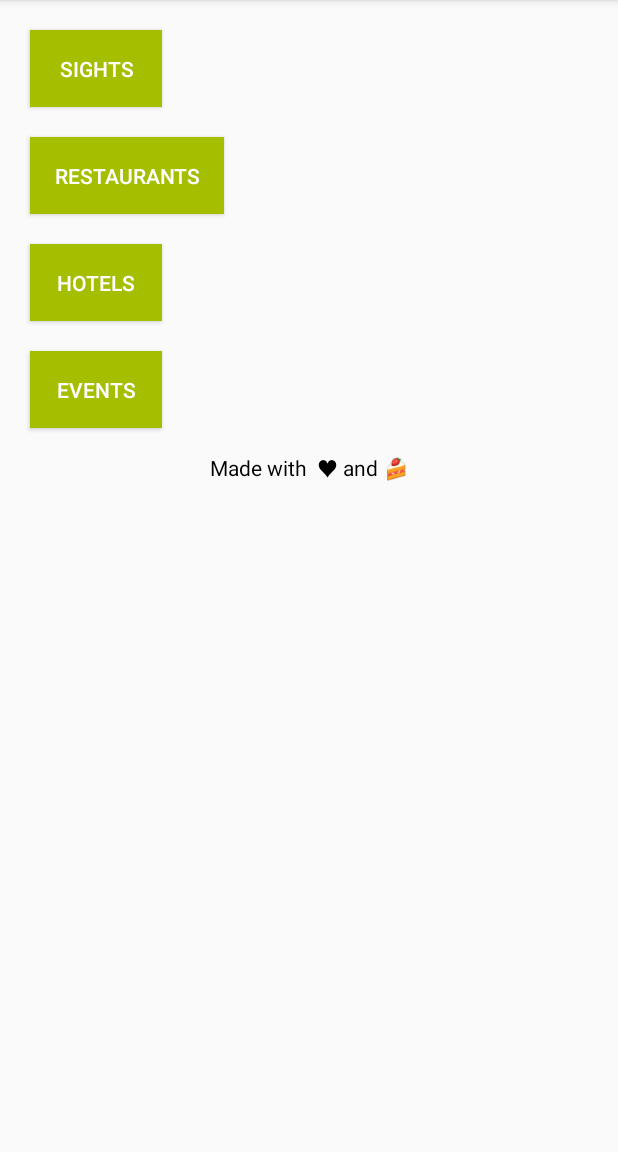
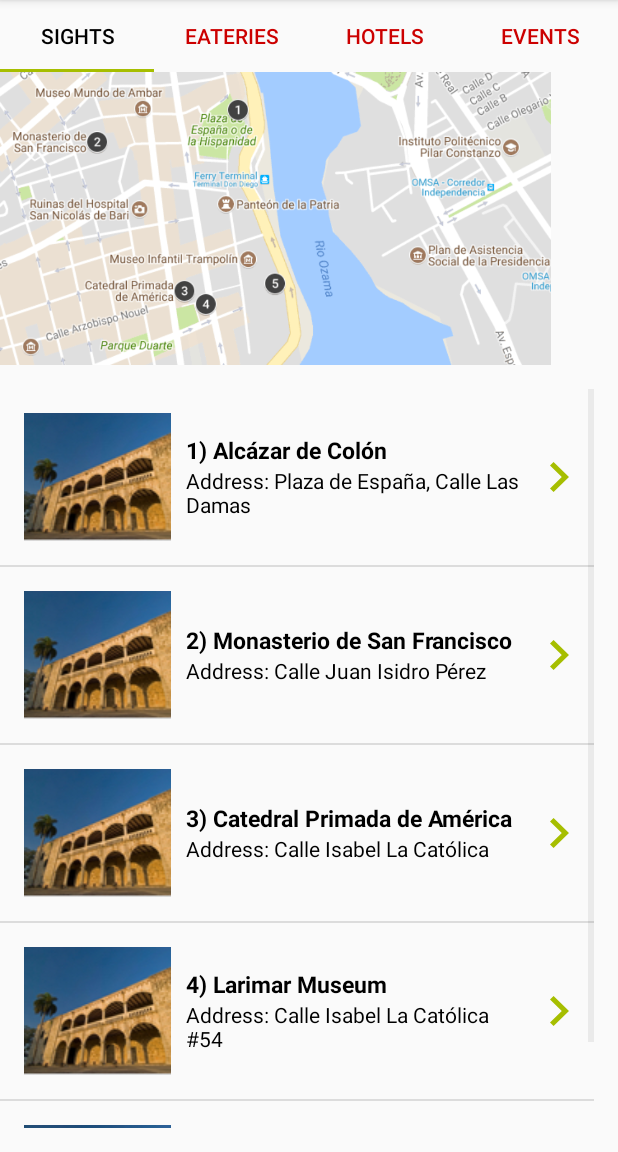
Before and after one commit to marielexoteria/Santo-Domingo-Mini-Guide, an Android app: the TouristGuide screen opened directly, with no data from a screen before it, on a phone screen of 412 x 824 dp, the part 84-1236 px from its top. Run offline under Robolectric (Android 15) with nearby library versions, the phone set to English and light mode, and no system bars.

Commit message:
Adding tabbed layout. Issues with the layout when rotating the phone

```diff
--- a/app/build.gradle
+++ b/app/build.gradle
@@ -22,6 +22,8 @@ dependencies {
     implementation fileTree(dir: 'libs', include: ['*.jar'])
     implementation 'com.android.support:appcompat-v7:27.1.1'
     implementation 'com.android.support.constraint:constraint-layout:1.1.0'
+    implementation 'com.android.support:support-v4:27.1.1'
+    implementation 'com.android.support:design:27.1.1'
     testImplementation 'junit:junit:4.12'
     androidTestImplementation 'com.android.support.test:runner:1.0.1'
     androidTestImplementation 'com.android.support.test.espresso:espresso-core:3.0.1'
--- a/app/src/main/AndroidManifest.xml
+++ b/app/src/main/AndroidManifest.xml
@@ -17,10 +17,6 @@
             </intent-filter>
         </activity>
         <activity android:name="com.example.android.sdminiguide.TouristGuide"/>
-        <activity android:name=".SightsActivity"/>
-        <activity android:name=".RestaurantsActivity"/>
-        <activity android:name=".HotelsActivity"/>
-        <activity android:name=".EventsActivity"/>
         <activity android:name=".TouristTipDetails"/>
 
     </application>
--- a/app/src/main/java/com/example/android/sdminiguide/RestaurantsActivity.java
+++ b/app/src/main/java/com/example/android/sdminiguide/EateriesFragment.java
@@ -1,21 +1,35 @@
 package com.example.android.sdminiguide;
 
+
 import android.os.Bundle;
-import android.support.v7.app.AppCompatActivity;
+import android.support.v4.app.Fragment;
+import android.view.LayoutInflater;
+import android.view.View;
+import android.view.ViewGroup;
 import android.widget.ImageView;
 import android.widget.ListView;
+import android.widget.TextView;
 
 import java.util.ArrayList;
 
-public class RestaurantsActivity extends AppCompatActivity {
+/**
+ * A simple {@link Fragment} subclass.
+ */
+public class EateriesFragment extends Fragment {
+
+
+    public EateriesFragment() {
+        // Required empty public constructor
+    }
+
 
     @Override
-    protected void onCreate(Bundle savedInstanceState) {
-        super.onCreate(savedInstanceState);
-        setContentView(R.layout.tourist_tips);
+    public View onCreateView(LayoutInflater inflater, ViewGroup container,
+                             Bundle savedInstanceState) {
+        View rootView = inflater.inflate(R.layout.tourist_tips, container, false);
 
         //Setting the map of tourist_tips programmatically
-        ImageView mapOfRestaurants = (ImageView) findViewById(R.id.location_map);
+        ImageView mapOfRestaurants = (ImageView) rootView.findViewById(R.id.location_map);
 
         //CAMBIAR MAPA
         mapOfRestaurants.setImageResource(R.drawable.map_restaurants);
@@ -32,12 +46,14 @@ public class RestaurantsActivity extends AppCompatActivity {
                 "Address: Calle Hostos #302", "Mesón D'Bari", "Hours: 345"));
 
         //Creating an ArrayAdapter and a ListView to recycle the views
-        TouristTipAdapter restaurantsItemsAdapter = new TouristTipAdapter(this, restaurantsList);
+        TouristTipAdapter restaurantsItemsAdapter = new TouristTipAdapter(getActivity(), restaurantsList);
 
-        ListView restaurantsListView = (ListView) findViewById(R.id.tourist_tips_list_view);
+        ListView restaurantsListView = (ListView) rootView.findViewById(R.id.tourist_tips_list_view);
 
         //Populating the ListView
         restaurantsListView.setAdapter(restaurantsItemsAdapter);
 
+        return rootView;
     }
+
 }
--- a/app/src/main/java/com/example/android/sdminiguide/SightsActivity.java
+++ b/app/src/main/java/com/example/android/sdminiguide/SightsFragment.java
@@ -1,22 +1,33 @@
 package com.example.android.sdminiguide;
 
 import android.os.Bundle;
-import android.support.v7.app.AppCompatActivity;
+import android.support.v4.app.Fragment;
+import android.view.LayoutInflater;
+import android.view.View;
+import android.view.ViewGroup;
 import android.widget.ImageView;
 import android.widget.ListView;
 import android.widget.TextView;
 
 import java.util.ArrayList;
 
-public class SightsActivity extends AppCompatActivity {
+/**
+ * A simple {@link Fragment} subclass.
+ */
+public class SightsFragment extends Fragment {
+
+    public SightsFragment() {
+        // Required empty public constructor
+    }
+
 
     @Override
-    protected void onCreate(Bundle savedInstanceState) {
-        super.onCreate(savedInstanceState);
-        setContentView(R.layout.tourist_tips);
+    public View onCreateView(LayoutInflater inflater, ViewGroup container,
+                             Bundle savedInstanceState) {
+        View rootView = inflater.inflate(R.layout.tourist_tips, container, false);
 
         //Setting the map of tourist_tips programmatically
-        ImageView mapOfSights = (ImageView) findViewById(R.id.location_map);
+        ImageView mapOfSights = (ImageView) rootView.findViewById(R.id.location_map);
         mapOfSights.setImageResource(R.drawable.map_sights);
 
         //Creating the ArrayList and using it to display content on tourist_tips.xmlps.xml
@@ -35,9 +46,9 @@ public class SightsActivity extends AppCompatActivity {
                 "Address: Calle Las Damas #1", "Fortaleza Ozama", "Hours: 746"));
 
         //Creating an ArrayAdapter and a ListView to recycle the views
-        TouristTipAdapter sightsItemsAdapter = new TouristTipAdapter(this, sightsList);
+        TouristTipAdapter sightsItemsAdapter = new TouristTipAdapter(getActivity(), sightsList);
 
-        ListView sightsListView = (ListView) findViewById(R.id.tourist_tips_list_view);
+        ListView sightsListView = (ListView) rootView.findViewById(R.id.tourist_tips_list_view);
 
         //Populating the ListView
         sightsListView.setAdapter(sightsItemsAdapter);
@@ -47,7 +58,7 @@ public class SightsActivity extends AppCompatActivity {
         // *** Beginning of Footer section ***
 
         //Variables needed to build the footer section of the app
-        TextView footer = (TextView) findViewById(R.id.footer);
+        TextView footer = (TextView) rootView.findViewById(R.id.footer);
 
         /*Variables for the emojis I chose to use
          * Unicodes from http://www.unicode.org/emoji/charts/full-emoji-list.html
@@ -64,6 +75,7 @@ public class SightsActivity extends AppCompatActivity {
                 + getString(R.string.footer_part_2) + getEmojiByUnicode(unicodeEmojiCake));
 
         // *** End of Footer section ***
+        return rootView;
     }
 
     /*
@@ -76,4 +88,8 @@ public class SightsActivity extends AppCompatActivity {
     private String getEmojiByUnicode(int unicode){
         return new String(Character.toChars(unicode));
     }
+
+
+
+
 }
--- a/app/src/main/java/com/example/android/sdminiguide/TouristGuide.java
+++ b/app/src/main/java/com/example/android/sdminiguide/TouristGuide.java
@@ -1,11 +1,9 @@
 package com.example.android.sdminiguide;
 
-import android.content.Intent;
-import android.net.Uri;
+import android.os.Bundle;
+import android.support.design.widget.TabLayout;
+import android.support.v4.view.ViewPager;
 import android.support.v7.app.AppCompatActivity;
-import android.os.Bundle;
-import android.view.View;
-import android.widget.Button;
 import android.widget.TextView;
 
 public class TouristGuide extends AppCompatActivity {
@@ -15,44 +13,24 @@ public class TouristGuide extends AppCompatActivity {
         super.onCreate(savedInstanceState);
         setContentView(R.layout.activity_tourist_guide);
 
-        //Initializing variables
-        Button sights = (Button) findViewById(R.id.sights);
-        Button restaurants = (Button) findViewById(R.id.restaurants);
-        Button hotels = (Button) findViewById(R.id.hotels);
-        Button events = (Button) findViewById(R.id.events);
+        // Find the view pager that will allow the user to swipe between fragments
+        ViewPager viewPager = (ViewPager) findViewById(R.id.viewpager);
 
-        //Open the activities based on which button the user clicked
-        sights.setOnClickListener(new View.OnClickListener() {
-            @Override
-            public void onClick(View view) {
-                Intent sightsActivity = new Intent(getApplicationContext(), SightsActivity.class);
-                startActivity(sightsActivity);
-            }
-        });
+        // Create an adapter that knows which fragment should be shown on each page
+        TouristTipsCategoryAdapter adapter = new TouristTipsCategoryAdapter(this, getSupportFragmentManager());
 
-        restaurants.setOnClickListener(new View.OnClickListener() {
-            @Override
-            public void onClick(View view) {
-                Intent restaurantsActivity = new Intent(getApplicationContext(), RestaurantsActivity.class);
-                startActivity(restaurantsActivity);
-            }
-        });
+        // Set the adapter onto the view pager
+        viewPager.setAdapter(adapter);
 
-        hotels.setOnClickListener(new View.OnClickListener() {
-            @Override
-            public void onClick(View view) {
-                Intent hotelsActivity = new Intent(getApplicationContext(), HotelsActivity.class);
-                startActivity(hotelsActivity);
-            }
-        });
+        // Find the tab layout that shows the tabs
+        TabLayout tabLayout = (TabLayout) findViewById(R.id.tabs);
 
-        events.setOnClickListener(new View.OnClickListener() {
-            @Override
-            public void onClick(View view) {
-                Intent eventsActivity = new Intent(getApplicationContext(), EventsActivity.class);
-                startActivity(eventsActivity);
-            }
-        });
+        // Connect the tab layout with the view pager. This will
+        //   1. Update the tab layout when the view pager is swiped
+        //   2. Update the view pager when a tab is selected
+        //   3. Set the tab layout's tab names with the view pager's adapter's titles
+        //      by calling onPageTitle()
+        tabLayout.setupWithViewPager(viewPager);
 
 
         // *** Beginning of Footer section ***
--- /dev/null
+++ b/app/src/main/java/com/example/android/sdminiguide/TouristTipsCategoryAdapter.java
@@ -0,0 +1,61 @@
+package com.example.android.sdminiguide;
+
+import android.content.Context;
+import android.support.v4.app.Fragment;
+import android.support.v4.app.FragmentManager;
+import android.support.v4.app.FragmentPagerAdapter;
+
+public class TouristTipsCategoryAdapter extends FragmentPagerAdapter {
+
+    /** Context of the app */
+    private Context mContext;
+
+    /**
+     * Create a new {@link TouristTipsCategoryAdapter} object.
+     *
+     * @param context is the context of the app
+     * @param fm is the fragment manager that will keep each fragment's state in the adapter
+     *           across swipes.
+     */
+    public TouristTipsCategoryAdapter(Context context, FragmentManager fm) {
+        super(fm);
+        mContext = context;
+    }
+
+    /**
+     * Return the {@link Fragment} that should be displayed for the given page number.
+     */
+    @Override
+    public Fragment getItem(int position) {
+        if (position == 0) {
+            return new SightsFragment();
+        } else if (position == 1) {
+            return new EateriesFragment();
+        } else if (position == 2) {
+            return new HotelsFragment();
+        } else {
+            return new EventsFragment();
+        }
+    }
+
+    /**
+     * Return the total number of pages.
+     */
+    @Override
+    public int getCount() {
+        return 4;
+    }
+
+    @Override
+    public CharSequence getPageTitle(int position) {
+        if (position == 0) {
+            return mContext.getString(R.string.fragment_label_sights);
+        } else if (position == 1) {
+            return mContext.getString(R.string.fragment_label_eateries);
+        } else if (position == 2) {
+            return mContext.getString(R.string.fragment_label_hotels);
+        } else {
+            return mContext.getString(R.string.fragment_label_events);
+        }
+    }
+}
--- a/app/src/main/res/layout/activity_tourist_guide.xml
+++ b/app/src/main/res/layout/activity_tourist_guide.xml
@@ -1,7 +1,6 @@
 <?xml version="1.0" encoding="utf-8"?>
-<RelativeLayout
+<LinearLayout
     xmlns:android="http://schemas.android.com/apk/res/android"
-    xmlns:app="http://schemas.android.com/apk/res-auto"
     xmlns:tools="http://schemas.android.com/tools"
     android:id="@+id/tourist_guide_activity"
     android:layout_width="match_parent"
@@ -13,52 +12,16 @@
     un height definido me ocupa mucho espacio debido al tamaño
     de la imagen -->
 
-    <Button
-        android:id="@+id/sights"
-        android:layout_width="wrap_content"
-        android:layout_height="wrap_content"
-        android:layout_marginLeft="@dimen/margin_horizontal_guide_me_btn"
-        android:layout_marginTop="@dimen/margin_vertical_guide_me_btn"
-        android:background="@color/colorAccent"
-        android:padding="@dimen/padding_button"
-        android:text="Sights"
-        android:textColor="@android:color/white"/>
+    <android.support.design.widget.TabLayout
+        android:id="@+id/tabs"
+        style="@style/CategoryTab"
+        android:layout_width="match_parent"
+        android:layout_height="wrap_content" />
 
-    <Button
-        android:id="@+id/restaurants"
-        android:layout_width="wrap_content"
-        android:layout_height="wrap_content"
-        android:layout_below="@id/sights"
-        android:layout_marginLeft="@dimen/margin_horizontal_guide_me_btn"
-        android:layout_marginTop="@dimen/margin_vertical_guide_me_btn"
-        android:background="@color/colorAccent"
-        android:padding="@dimen/padding_button"
-        android:text="Restaurants"
-        android:textColor="@android:color/white"/>
-
-    <Button
-        android:id="@+id/hotels"
-        android:layout_width="wrap_content"
-        android:layout_height="wrap_content"
-        android:layout_below="@id/restaurants"
-        android:layout_marginLeft="@dimen/margin_horizontal_guide_me_btn"
-        android:layout_marginTop="@dimen/margin_vertical_guide_me_btn"
-        android:background="@color/colorAccent"
-        android:padding="@dimen/padding_button"
-        android:text="Hotels"
-        android:textColor="@android:color/white"/>
-
-    <Button
-        android:id="@+id/events"
-        android:layout_width="wrap_content"
-        android:layout_height="wrap_content"
-        android:layout_below="@id/hotels"
-        android:layout_marginLeft="@dimen/margin_horizontal_guide_me_btn"
-        android:layout_marginTop="@dimen/margin_vertical_guide_me_btn"
-        android:background="@color/colorAccent"
-        android:padding="@dimen/padding_button"
-        android:text="Events"
-        android:textColor="@android:color/white"/>
+    <android.support.v4.view.ViewPager
+        android:id="@+id/viewpager"
+        android:layout_width="match_parent"
+        android:layout_height="match_parent" />
 
     <!-- buscarle la vuelta a lo de poner el footer al final
      de la pantalla-->
@@ -68,10 +31,9 @@
         android:layout_width="match_parent"
         android:layout_height="wrap_content"
         android:text=""
-        android:layout_below="@id/events"
         android:gravity="center"
         android:layout_marginTop="@dimen/margin_vertical_text"
         android:layout_marginBottom="@dimen/margin_vertical_text"
         android:textColor="@android:color/black"/>
 
-</RelativeLayout>
+</LinearLayout>
--- a/app/src/main/res/layout/tourist_tips.xml
+++ b/app/src/main/res/layout/tourist_tips.xml
@@ -33,8 +33,7 @@
     <TextView
         android:id="@+id/footer"
         android:layout_width="match_parent"
-        android:layout_height="0dp"
-        android:layout_weight="1"
+        android:layout_height="wrap_content"
         tools:text="Plaza España"
         android:gravity="center"
         android:layout_marginTop="@dimen/margin_vertical_text"
--- a/app/src/main/res/values/strings.xml
+++ b/app/src/main/res/values/strings.xml
@@ -14,11 +14,19 @@
     <!-- End of strings used in tourist_guide_list_item.xml -->
 
 
+    <string name="fragment_label_sights">Sights</string>
+    <string name="fragment_label_eateries">Eateries</string>
+    <string name="fragment_label_hotels">Hotels</string>
+    <string name="fragment_label_events">Events</string>
+
     <!-- Beginning of strings used in activity_tourist_guide.xml -->
 
     <!-- Footer section -->
     <string name="footer_part_1">Made with \u0020</string>
     <string name="footer_part_2">\u0020and\u0020</string>
+
+    <!-- TODO: Remove or change this placeholder text -->
+    <string name="hello_blank_fragment">Hello blank fragment</string>
     <!-- End of strings used in activity_tourist_guide.xml -->
 
 
--- a/app/src/main/res/values/styles.xml
+++ b/app/src/main/res/values/styles.xml
@@ -6,6 +6,27 @@
         <item name="colorPrimary">@color/colorPrimary</item>
         <item name="colorPrimaryDark">@color/colorPrimaryDark</item>
         <item name="colorAccent">@color/colorAccent</item>
+        <item name="android:actionBarTabStyle">@color/colorAccent</item>
+        <item name="android:windowContentOverlay">@null</item>
+    </style>
+
+    <!-- App bar style -->
+    <style name="AppBarStyle" parent="Widget.AppCompat.Light.ActionBar.Solid.Inverse">
+        <!-- Remove the shadow below the app bar -->
+        <item name="elevation">0dp</item>
+
+    </style>
+
+    <!-- Style for a tab that displays a category name -->
+    <style name="CategoryTab" parent="Widget.Design.TabLayout">
+        <item name="tabIndicatorColor">@color/colorAccent</item>
+        <item name="tabSelectedTextColor">@android:color/black</item>
+        <item name="tabTextAppearance">@style/CategoryTabTextAppearance</item>
+    </style>
+
+    <!-- Text appearance style for a category tab -->
+    <style name="CategoryTabTextAppearance" parent="TextAppearance.Design.Tab">
+        <item name="android:textColor">@android:color/holo_red_dark</item>
     </style>
 
 </resources>
```
Also changed, not shown: app/src/main/java/com/example/android/sdminiguide/EventsActivity.java (deleted, +0 -41 lines), app/src/main/java/com/example/android/sdminiguide/EventsFragment.java (added, +54 -0 lines), app/src/main/java/com/example/android/sdminiguide/HotelsFragment.java (renamed from app/src/main/java/com/example/android/sdminiguide/HotelsActivity.java, +24 -10 lines).
